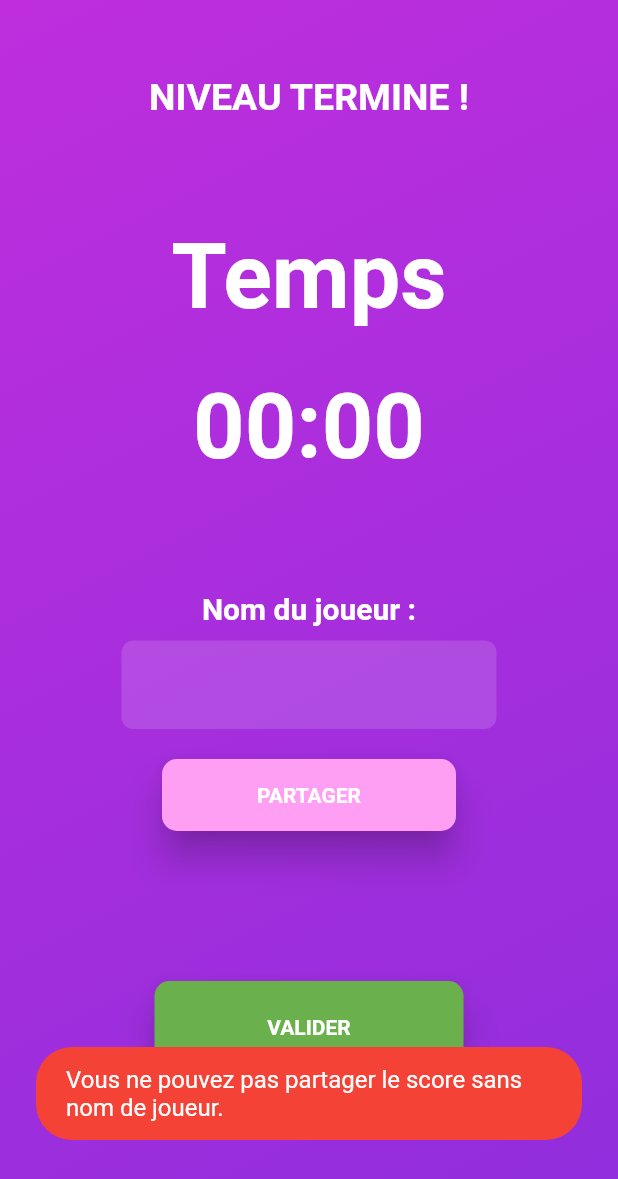
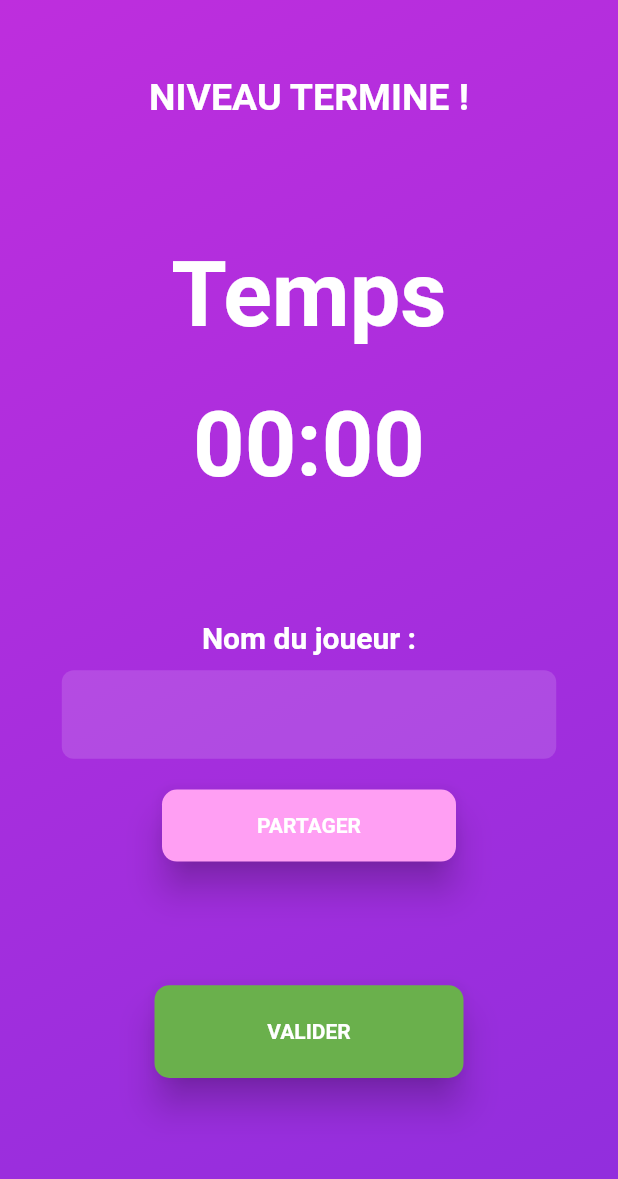
Before and after one commit to rob1juan/masyu_game, a Flutter app: the FinishPage screen opened directly, after a tap on "PARTAGER", on a phone screen of 412 x 824 dp. Shown: the top 1179 px of the screen. Run offline on Flutter 3.47's test engine with Material 2 defaults, Android fonts, the phone set to English and light mode, and no system bars; our stand-ins replace fluttertoast; missing offline and left inert: clipboard.

Commit message:
Add responsive

```diff
--- a/lib/pages/finish_page.dart
+++ b/lib/pages/finish_page.dart
@@ -8,37 +8,18 @@ class FinishPage extends StatelessWidget {
   final TextEditingController _textController = TextEditingController();
 
   void _shareScore(BuildContext context) {
-    String playerName = _textController.text;
-
-    if (playerName.isEmpty) {
-      Fluttertoast.showToast(
-          msg: "Vous ne pouvez pas partager le score sans nom de joueur.",
-          toastLength: Toast.LENGTH_LONG,
-          gravity: ToastGravity.BOTTOM,
-          timeInSecForIosWeb: 1,
-          backgroundColor: Colors.red,
-          textColor: Colors.white,
-          fontSize: 16.0);
-    } else {
-      String message =
-          "Salut ! Voici le nouveau score que je viens de faire sur Masyu :\n"
-          "Difficulté : Moyen\n"
-          "Temps : 2min\n"
-          "Joueur : $playerName\n"
-          "Essaye de me battre ! ;))";
-      FlutterClipboard.copy(message).then((value) => Fluttertoast.showToast(
-          msg: "Message copié dans le presse-papier avec succès!",
-          toastLength: Toast.LENGTH_LONG,
-          gravity: ToastGravity.BOTTOM,
-          timeInSecForIosWeb: 1,
-          backgroundColor: Colors.green,
-          textColor: Colors.white,
-          fontSize: 16.0));
-    }
+    // ...
   }
 
   @override
   Widget build(BuildContext context) {
+    // Récupérer la taille de l'écran
+    double screenWidth = MediaQuery.of(context).size.width;
+    double screenHeight = MediaQuery.of(context).size.height;
+
+    // Définir des tailles responsives pour les espacements
+    double verticalSpacing = screenHeight * 0.025;
+
     return Scaffold(
       body: Stack(
         children: [
@@ -62,7 +43,7 @@ class FinishPage extends StatelessWidget {
                         color: Color.fromRGBO(255, 255, 255, 1),
                         fontWeight: FontWeight.w700,
                         fontSize: 25)),
-                const SizedBox(height: 70),
+                SizedBox(height: screenHeight * 0.1),
                 const Text('Temps',
                     style: TextStyle(
                         color: Color.fromRGBO(255, 255, 255, 1),
@@ -74,7 +55,7 @@ class FinishPage extends StatelessWidget {
                         color: Color.fromRGBO(255, 255, 255, 1),
                         fontWeight: FontWeight.w700,
                         fontSize: 60)),
-                const SizedBox(height: 75),
+                SizedBox(height: screenHeight * 0.1),
                 const Text('Nom du joueur :',
                     style: TextStyle(
                         color: Color.fromRGBO(255, 255, 255, 1),
@@ -82,7 +63,7 @@ class FinishPage extends StatelessWidget {
                         fontSize: 20)),
                 const SizedBox(height: 10),
                 Container(
-                  width: 250,
+                  width: screenWidth * 0.8,
                   decoration: BoxDecoration(
                     borderRadius: BorderRadius.circular(8.0),
                     color: Color.fromRGBO(255, 255, 255, 0.137),
@@ -102,19 +83,19 @@ class FinishPage extends StatelessWidget {
                     autofocus: false,
                   ),
                 ),
-                const SizedBox(height: 20),
+                SizedBox(height: screenHeight * 0.025),
                 ElevatedButton(
                   onPressed: () => _shareScore(context),
                   child: const Text('PARTAGER'),
                   style: ShareButton(context),
                 ),
-                const SizedBox(height: 100),
+                SizedBox(height: screenHeight * 0.1),
                 ElevatedButton(
                   onPressed: () {},
                   child: const Text('VALIDER'),
                   style: SuccessButton(context),
                 ),
-                const SizedBox(height: 70),
+                SizedBox(height: screenHeight * 0.1),
               ]),
             ),
           ),
```
